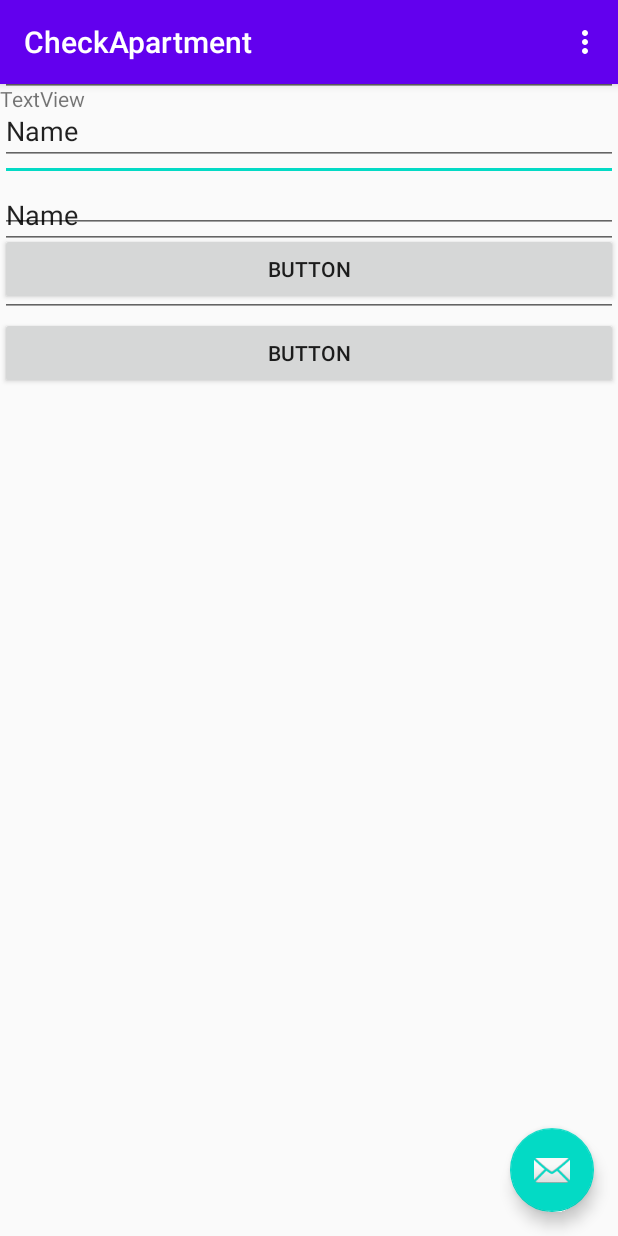
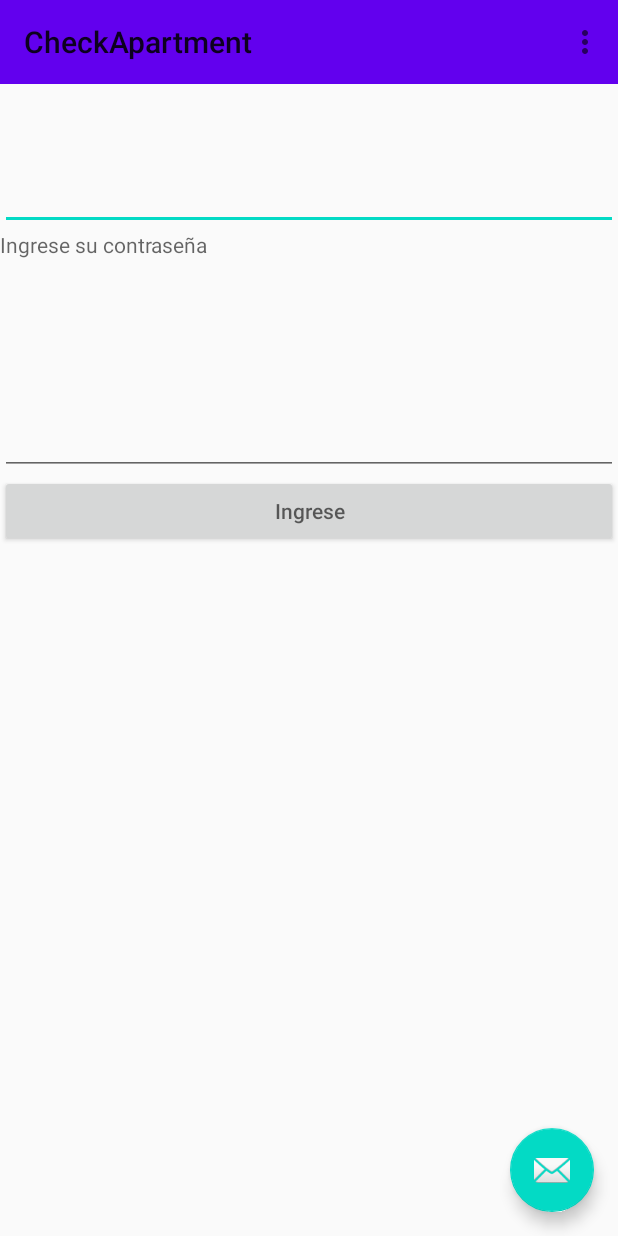
Before and after one commit to KatherinaSeguel/CheckApartment, an Android app: the screen it shows after launch (MainActivity), on a phone screen of 412 x 824 dp. Run offline under Robolectric (Android 15) with nearby library versions, the phone set to English and light mode, and no system bars.

Commit message:
tercer dia

```diff
--- a/app/src/main/java/com/example/checkapartment/FirstFragment.java
+++ b/app/src/main/java/com/example/checkapartment/FirstFragment.java
@@ -7,17 +7,33 @@ import android.view.ViewGroup;
 
 import androidx.annotation.NonNull;
 import androidx.fragment.app.Fragment;
+import androidx.navigation.Navigation;
 import androidx.navigation.fragment.NavHostFragment;
 
+import com.example.checkapartment.databinding.FragmentFirstBinding;
+
+
 public class FirstFragment extends Fragment {
+  private FragmentFirstBinding mbinding2;
+    @Override
 
-    @Override
+   //View onCreateView
     public View onCreateView(
             LayoutInflater inflater, ViewGroup container,
             Bundle savedInstanceState
     ) {
+        //proyecto todos los componentes en la vista
+
+        mbinding2=FragmentFirstBinding.inflate(inflater,container,false);
+        mbinding2.Recyclerid.setOnClickListener(new View.OnClickListener() {
+            @Override
+            public void onClick(View view) {
+                Navigation.findNavController(mbinding2.getRoot()).navigate(R.id.action_firstFragment_to_secondFragment2);
+            }
+        });
+
         // Inflate the layout for this fragment
-        return inflater.inflate(R.layout.fragment_first, container, false);
+        return mbinding2.getRoot();
     }
 
     public void onViewCreated(@NonNull View view, Bundle savedInstanceState) {
--- a/app/src/main/java/com/example/checkapartment/loginFragment.java
+++ b/app/src/main/java/com/example/checkapartment/loginFragment.java
@@ -1,64 +1,49 @@
 package com.example.checkapartment;
 
+import android.os.Binder;
 import android.os.Bundle;
 
 import androidx.fragment.app.Fragment;
+import androidx.navigation.Navigation;
 
 import android.view.LayoutInflater;
 import android.view.View;
 import android.view.ViewGroup;
 
-/**
- * A simple {@link Fragment} subclass.
- * Use the {@link loginFragment#newInstance} factory method to
- * create an instance of this fragment.
- */
+import com.example.checkapartment.databinding.FragmentLoginBinding;
+
+
 public class loginFragment extends Fragment {
 
-    // TODO: Rename parameter arguments, choose names that match
-    // the fragment initialization parameters, e.g. ARG_ITEM_NUMBER
-    private static final String ARG_PARAM1 = "param1";
-    private static final String ARG_PARAM2 = "param2";
-
-    // TODO: Rename and change types of parameters
-    private String mParam1;
-    private String mParam2;
+   private FragmentLoginBinding mbinding;
 
     public loginFragment() {
         // Required empty public constructor
     }
 
-    /**
-     * Use this factory method to create a new instance of
-     * this fragment using the provided parameters.
-     *
-     * @param param1 Parameter 1.
-     * @param param2 Parameter 2.
-     * @return A new instance of fragment loginFragment.
-     */
-    // TODO: Rename and change types and number of parameters
+
     public static loginFragment newInstance(String param1, String param2) {
         loginFragment fragment = new loginFragment();
-        Bundle args = new Bundle();
-        args.putString(ARG_PARAM1, param1);
-        args.putString(ARG_PARAM2, param2);
-        fragment.setArguments(args);
         return fragment;
     }
 
     @Override
     public void onCreate(Bundle savedInstanceState) {
         super.onCreate(savedInstanceState);
-        if (getArguments() != null) {
-            mParam1 = getArguments().getString(ARG_PARAM1);
-            mParam2 = getArguments().getString(ARG_PARAM2);
-        }
+
     }
 
     @Override
     public View onCreateView(LayoutInflater inflater, ViewGroup container,
                              Bundle savedInstanceState) {
-        // Inflate the layout for this fragment
-        return inflater.inflate(R.layout.fragment_login, container, false);
+        //proyecto todos los componentes en la vista
+        mbinding=FragmentLoginBinding.inflate(inflater,container,false);
+      mbinding.button1.setOnClickListener(new View.OnClickListener() {
+          @Override
+          public void onClick(View view) {
+              Navigation.findNavController(mbinding.getRoot()).navigate(R.id.action_loginFragment3_to_firstFragment);
+          }
+      });
+        return mbinding.getRoot();
     }
 }
--- a/app/src/main/res/layout/activity_main.xml
+++ b/app/src/main/res/layout/activity_main.xml
@@ -7,16 +7,10 @@
     tools:context=".MainActivity">
 
     <com.google.android.material.appbar.AppBarLayout
+        android:id="@+id/appBarLayout"
         android:layout_width="match_parent"
         android:layout_height="wrap_content"
         android:theme="@style/AppTheme.AppBarOverlay">
-
-        <androidx.appcompat.widget.Toolbar
-            android:id="@+id/toolbar"
-            android:layout_width="match_parent"
-            android:layout_height="?attr/actionBarSize"
-            android:background="?attr/colorPrimary"
-            app:popupTheme="@style/AppTheme.PopupOverlay" />
 
     </com.google.android.material.appbar.AppBarLayout>
 
@@ -30,18 +24,14 @@
         android:layout_margin="@dimen/fab_margin"
         app:srcCompat="@android:drawable/ic_dialog_email" />
 
-    <fragment
-        android:id="@+id/fragment"
-        android:name="androidx.navigation.fragment.NavHostFragment"
+    <androidx.appcompat.widget.Toolbar
+        android:id="@+id/toolbar"
         android:layout_width="match_parent"
-        android:layout_height="match_parent"
-        app:defaultNavHost="true"
-        app:navGraph="@navigation/nav_graph" />
-
-
-
-
-
+        android:layout_height="?attr/actionBarSize"
+        android:background="?attr/colorPrimary"
+        app:layout_anchor="@+id/appBarLayout"
+        app:layout_anchorGravity="bottom|center"
+        app:popupTheme="@style/AppTheme.PopupOverlay" />
 
 
 </androidx.coordinatorlayout.widget.CoordinatorLayout>
--- a/app/src/main/res/layout/content_main.xml
+++ b/app/src/main/res/layout/content_main.xml
@@ -9,8 +9,8 @@
     <fragment
         android:id="@+id/nav_host_fragment"
         android:name="androidx.navigation.fragment.NavHostFragment"
-        android:layout_width="0dp"
-        android:layout_height="0dp"
+        android:layout_width="match_parent"
+        android:layout_height="match_parent"
         app:defaultNavHost="true"
         app:layout_constraintBottom_toBottomOf="parent"
         app:layout_constraintLeft_toLeftOf="parent"
@@ -18,13 +18,5 @@
         app:layout_constraintTop_toTopOf="parent"
         app:navGraph="@navigation/nav_graph" />
 
-    /////Recycle View
-
-    <LinearLayout
-        android:layout_width="match_parent"
-        android:layout_height="match_parent"
-        tools:layout_editor_absoluteX="0dp"
-        tools:layout_editor_absoluteY="0dp" />
-
 
 </androidx.constraintlayout.widget.ConstraintLayout>
--- a/app/src/main/res/layout/fragment_login.xml
+++ b/app/src/main/res/layout/fragment_login.xml
@@ -14,36 +14,34 @@
         <TextView
             android:id="@+id/textView"
             android:layout_width="match_parent"
-            android:layout_height="wrap_content"
-            android:text="TextView" />
+            android:layout_height="72dp"
+            android:hint="@string/mail" />
+
+        <EditText
+            android:id="@+id/editTextTextEmailAddress"
+            android:layout_width="match_parent"
+            android:layout_height="81dp"
+            android:ems="10"
+            android:inputType="textEmailAddress" />
+
+        <TextView
+            android:id="@+id/textView3"
+            android:layout_width="match_parent"
+            android:layout_height="68dp"
+            android:hint="@string/pass" />
 
         <EditText
             android:id="@+id/editTextNumberPassword"
             android:layout_width="match_parent"
-            android:layout_height="wrap_content"
+            android:layout_height="95dp"
             android:ems="10"
             android:inputType="numberPassword" />
 
-        <EditText
-            android:id="@+id/editTextTextPersonName"
+        <Button
+            android:id="@+id/button1"
             android:layout_width="match_parent"
             android:layout_height="wrap_content"
-            android:ems="10"
-            android:inputType="textPersonName"
-            android:text="Name" />
-
-        <EditText
-            android:id="@+id/editTextTextEmailAddress"
-            android:layout_width="match_parent"
-            android:layout_height="wrap_content"
-            android:ems="10"
-            android:inputType="textEmailAddress" />
-
-        <Button
-            android:id="@+id/button"
-            android:layout_width="match_parent"
-            android:layout_height="wrap_content"
-            android:text="Button" />
+            android:hint="@string/textboton" />
     </LinearLayout>
 
 </LinearLayout>
--- a/app/src/main/res/values/strings.xml
+++ b/app/src/main/res/values/strings.xml
@@ -7,6 +7,10 @@
     <string name="next">Next</string>
     <string name="previous">Previous</string>
 
+    <string name="mail">Ingrese su email</string>
+    <string name="pass">Ingrese su contraseña</string>
+    <string name="textboton">Ingrese</string>
+
     <string name="hello_first_fragment">Primer Fragmento</string>
     <string name="hello_second_fragment">Segundo Fragmento</string>
     <!-- TODO: Remove or change this placeholder text -->
```
